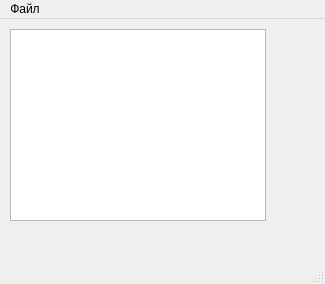
Qt form mainwindow.ui (coolrich/xml-feed-editor) before a commit.
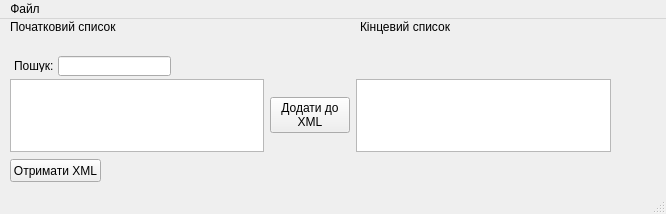
The same form after that commit.

Commit message: - A lot of changes - Added a filter(search) for product categories.

```diff
--- a/mainwindow.ui
+++ b/mainwindow.ui
@@ -6,23 +6,101 @@
    <rect>
     <x>0</x>
     <y>0</y>
-    <width>325</width>
-    <height>284</height>
+    <width>666</width>
+    <height>214</height>
    </rect>
   </property>
   <property name="windowTitle">
    <string>MainWindow</string>
   </property>
   <widget class="QWidget" name="centralwidget">
-   <widget class="QTreeView" name="tree_view">
+   <widget class="QPushButton" name="pushButton">
     <property name="geometry">
      <rect>
       <x>10</x>
-      <y>10</y>
-      <width>256</width>
-      <height>192</height>
+      <y>140</y>
+      <width>91</width>
+      <height>23</height>
      </rect>
     </property>
+    <property name="text">
+     <string>Отримати XML</string>
+    </property>
+   </widget>
+   <widget class="QLabel" name="label">
+    <property name="geometry">
+     <rect>
+      <x>10</x>
+      <y>0</y>
+      <width>111</width>
+      <height>16</height>
+     </rect>
+    </property>
+    <property name="text">
+     <string>Початковий список</string>
+    </property>
+   </widget>
+   <widget class="QLabel" name="label_2">
+    <property name="geometry">
+     <rect>
+      <x>360</x>
+      <y>0</y>
+      <width>91</width>
+      <height>16</height>
+     </rect>
+    </property>
+    <property name="text">
+     <string>Кінцевий список</string>
+    </property>
+   </widget>
+   <widget class="QLineEdit" name="search_line_edit">
+    <property name="geometry">
+     <rect>
+      <x>58</x>
+      <y>37</y>
+      <width>113</width>
+      <height>20</height>
+     </rect>
+    </property>
+   </widget>
+   <widget class="QLabel" name="label_3">
+    <property name="geometry">
+     <rect>
+      <x>14</x>
+      <y>40</y>
+      <width>47</width>
+      <height>13</height>
+     </rect>
+    </property>
+    <property name="text">
+     <string>Пошук:</string>
+    </property>
+   </widget>
+   <widget class="QWidget" name="">
+    <property name="geometry">
+     <rect>
+      <x>10</x>
+      <y>60</y>
+      <width>601</width>
+      <height>73</height>
+     </rect>
+    </property>
+    <layout class="QHBoxLayout" name="horizontalLayout">
+     <item>
+      <widget class="QTableView" name="source_category_table_view"/>
+     </item>
+     <item>
+      <widget class="QPushButton" name="pushButton_2">
+       <property name="text">
+        <string>Додати до
+XML</string>
+       </property>
+      </widget>
+     </item>
+     <item>
+      <widget class="QTableView" name="final_category_table_view"/>
+     </item>
+    </layout>
    </widget>
   </widget>
   <widget class="QMenuBar" name="menubar">
@@ -30,7 +108,7 @@
     <rect>
      <x>0</x>
      <y>0</y>
-     <width>325</width>
+     <width>666</width>
      <height>21</height>
     </rect>
    </property>
```
The commit also changes 5 other files.
